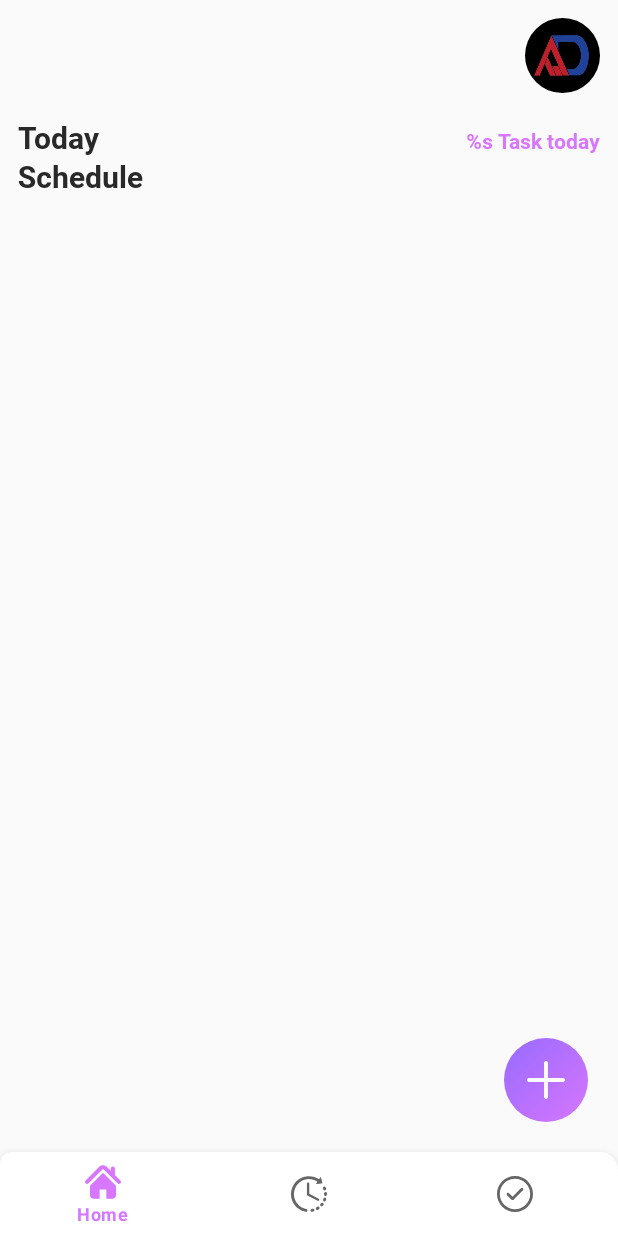
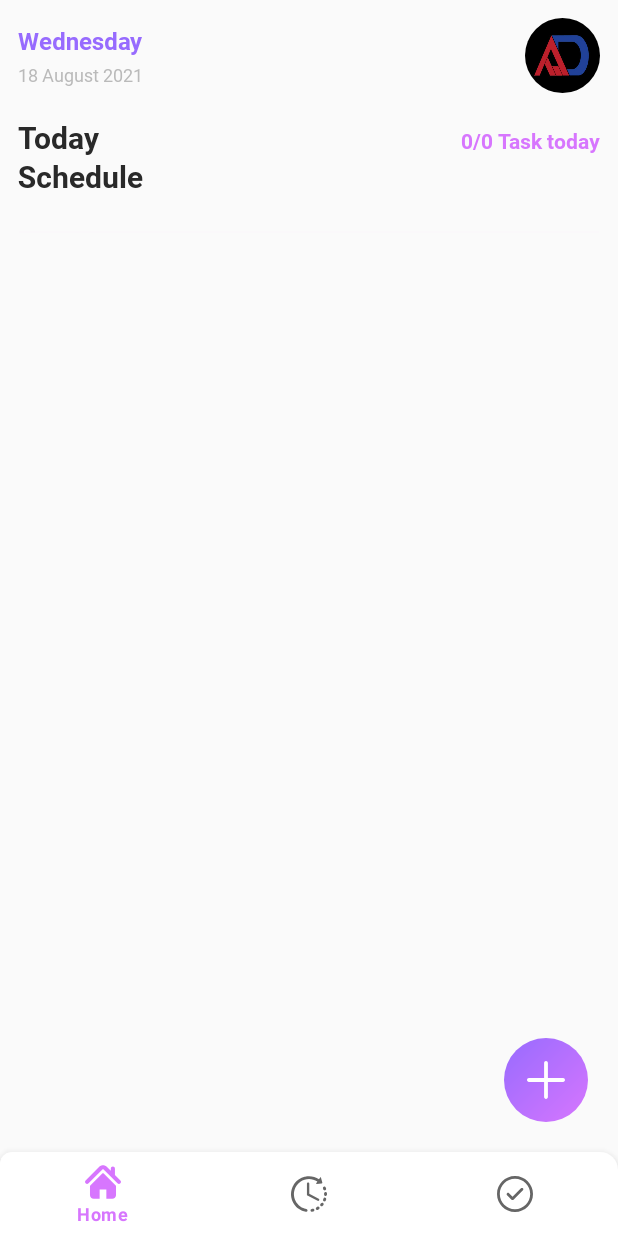
Before and after one commit to abrusdev/todo-android, an Android app: the screen it shows after launch (MainActivity), on a phone screen of 412 x 824 dp. Run offline under Robolectric (Android 15) with nearby library versions, the phone set to English and light mode, and no system bars; our stand-ins replace CircleImageView, Dagger/Hilt's generated code, Room's generated code.

Commit message:
update: main screen logic

```diff
--- a/app/src/main/java/ru/abrus/task/todo/storage/AppDatabase.kt
+++ b/app/src/main/java/ru/abrus/task/todo/storage/AppDatabase.kt
@@ -5,7 +5,7 @@ import androidx.room.Database
 import androidx.room.Room
 import androidx.room.RoomDatabase
 
-@Database(entities = arrayOf(TaskEntity::class), version = 1)
+@Database(entities = arrayOf(TaskEntity::class), version = 2)
 abstract class AppDatabase : RoomDatabase() {
     abstract fun taskDao(): TaskDao
 
@@ -17,7 +17,7 @@ abstract class AppDatabase : RoomDatabase() {
                 INSTANCE = Room.databaseBuilder(
                     applicationContext,
                     AppDatabase::class.java, "abrus-task"
-                ).build()
+                ).fallbackToDestructiveMigration().build()
             return INSTANCE!!
         }
 
--- a/app/src/main/java/ru/abrus/task/todo/storage/TaskDao.kt
+++ b/app/src/main/java/ru/abrus/task/todo/storage/TaskDao.kt
@@ -24,6 +24,9 @@ interface TaskDao {
     @Query("UPDATE task SET name = :name, date = :date, time = :time, alarm = :alarm WHERE uid = :uid")
     fun updateTask(uid: Int, name: String, date: String, time: String, alarm: Int)
 
+    @Query("UPDATE task SET is_active = :isActive WHERE uid = :uid")
+    fun updateTask(uid: Int, isActive: Boolean)
+
     @Delete
     fun delete(user: TaskEntity)
 }
--- a/app/src/main/java/ru/abrus/task/todo/storage/data.kt
+++ b/app/src/main/java/ru/abrus/task/todo/storage/data.kt
@@ -11,4 +11,5 @@ data class TaskEntity(
     @ColumnInfo(name = "date") var date: String,
     @ColumnInfo(name = "time") var time: String,
     @ColumnInfo(name = "alarm") val alarmType: Int,
+    @ColumnInfo(name = "is_active") var isActive: Boolean = false
 )
--- a/app/src/main/java/ru/abrus/task/todo/ui/AddTaskActivity.kt
+++ b/app/src/main/java/ru/abrus/task/todo/ui/AddTaskActivity.kt
@@ -34,7 +34,7 @@ class AddTaskActivity() : AppCompatActivity() {
 
     private val timeWatcher by lazy {
         TimePickerDialog.OnTimeSetListener { view, hourOfDay, minute ->
-            val result = "$hourOfDay:$minute"
+            val result = "$hourOfDay:${with(minute) { if (this < 10) "0$this" else this }}"
             task.time = result
             timeEdt.text = result
         }
--- a/app/src/main/java/ru/abrus/task/todo/ui/BaseViewModel.kt
+++ b/app/src/main/java/ru/abrus/task/todo/ui/BaseViewModel.kt
@@ -26,4 +26,10 @@ class BaseViewModel @Inject constructor(
         }
     }
 
+    fun updateTask(id: Int, isChecked: Boolean) {
+        AsyncTask.execute {
+            dao.updateTask(id,isChecked)
+        }
+    }
+
 }
--- a/app/src/main/java/ru/abrus/task/todo/ui/MainActivity.kt
+++ b/app/src/main/java/ru/abrus/task/todo/ui/MainActivity.kt
@@ -10,7 +10,7 @@ import ru.abrus.task.todo.R
 @AndroidEntryPoint
 class MainActivity : AppCompatActivity() {
 
-    val viewModel: BaseViewModel by viewModels()
+    private val viewModel: BaseViewModel by viewModels()
 
     override fun onCreate(savedInstanceState: Bundle?) {
         super.onCreate(savedInstanceState)
--- /dev/null
+++ b/app/src/main/java/ru/abrus/task/todo/ui/adapters/TaskAdapter.kt
@@ -0,0 +1,58 @@
+package ru.abrus.task.todo.ui.adapters
+
+import android.content.res.ColorStateList
+import android.view.LayoutInflater
+import android.view.ViewGroup
+import androidx.core.content.ContextCompat
+import androidx.core.content.ContextCompat.getColor
+import androidx.recyclerview.widget.RecyclerView
+import kotlinx.android.synthetic.main.item_task.view.*
+import ru.abrus.task.todo.R
+import ru.abrus.task.todo.storage.TaskEntity
+
+class TaskAdapter(
+    private val onActiveChanged: (Int, Boolean) -> Unit,
+) : RecyclerView.Adapter<ViewHolder>() {
+
+    private var tasks = arrayListOf<TaskEntity>()
+
+    public fun setData(tasks: ArrayList<TaskEntity>) {
+        this.tasks = tasks
+        notifyDataSetChanged()
+    }
+
+    override fun onCreateViewHolder(parent: ViewGroup, viewType: Int) =
+        ViewHolder(LayoutInflater.from(parent.context).inflate(R.layout.item_task, parent, false))
+
+    override fun onBindViewHolder(holder: ViewHolder, position: Int) {
+        val task = tasks[position]
+
+        with(holder.itemView) {
+
+            taskName.text = task.name
+            taskDate.text = String.format("%s %s", task.date, task.time)
+            taskActive.isChecked = task.isActive
+
+            if (task.isActive) {
+                taskName.setTextColor(getColor(context, R.color.color_white))
+                taskDate.setTextColor(getColor(context, R.color.color_white))
+
+                next.setColorFilter(ContextCompat.getColor(context, R.color.color_white), android.graphics.PorterDuff.Mode.SRC_IN)
+                taskActive.buttonTintList = ColorStateList.valueOf(getColor(context, R.color.color_white))
+            } else {
+                taskName.setTextColor(getColor(context, R.color.color_black))
+                taskDate.setTextColor(getColor(context, R.color.color_black))
+
+                next.setColorFilter(ContextCompat.getColor(context, R.color.color_black), android.graphics.PorterDuff.Mode.SRC_IN)
+                taskActive.buttonTintList = ColorStateList.valueOf(getColor(context, R.color.color_primary))
+            }
+
+            taskActive.setOnCheckedChangeListener { _, isChecked ->
+                onActiveChanged.invoke(task.uid, isChecked)
+            }
+        }
+    }
+
+    override fun getItemCount() = tasks.size
+
+}
--- /dev/null
+++ b/app/src/main/java/ru/abrus/task/todo/ui/adapters/ViewHolder.kt
@@ -0,0 +1,6 @@
+package ru.abrus.task.todo.ui.adapters
+
+import android.view.View
+import androidx.recyclerview.widget.RecyclerView
+
+class ViewHolder(itemView: View): RecyclerView.ViewHolder(itemView)
--- a/app/src/main/java/ru/abrus/task/todo/ui/screens/HomeScreen.kt
+++ b/app/src/main/java/ru/abrus/task/todo/ui/screens/HomeScreen.kt
@@ -1,22 +1,47 @@
 package ru.abrus.task.todo.ui.screens
 
+import android.annotation.SuppressLint
 import android.content.Intent
 import android.os.Bundle
 import android.view.View
 import androidx.fragment.app.Fragment
+import androidx.fragment.app.viewModels
 import dagger.hilt.android.AndroidEntryPoint
 import kotlinx.android.synthetic.main.screen_home.*
+import ru.abrus.task.todo.R
+import ru.abrus.task.todo.storage.TaskEntity
 import ru.abrus.task.todo.ui.AddTaskActivity
-import ru.abrus.task.todo.R
+import ru.abrus.task.todo.ui.BaseViewModel
+import ru.abrus.task.todo.ui.adapters.TaskAdapter
+import ru.abrus.task.todo.utils.getWeekName
+import java.text.SimpleDateFormat
+import java.util.*
+import javax.inject.Inject
 
 @AndroidEntryPoint
 class HomeScreen : Fragment(R.layout.screen_home) {
 
+    val viewModel: BaseViewModel by viewModels()
+
+    @Inject
+    lateinit var calendar: Calendar
+
     override fun onViewCreated(view: View, savedInstanceState: Bundle?) {
         super.onViewCreated(view, savedInstanceState)
 
+        initViews()
+
         initClicks()
 
+        observe()
+    }
+
+    @SuppressLint("SimpleDateFormat")
+    private fun initViews() {
+        dateWeek.text = getWeekName(calendar.get(Calendar.DAY_OF_WEEK))
+
+        val date = SimpleDateFormat("dd MMMM yyyy")
+        todayFullDate.text = date.format(calendar.time)
     }
 
     private fun initClicks() {
@@ -24,4 +49,31 @@ class HomeScreen : Fragment(R.layout.screen_home) {
             startActivity(Intent(requireActivity(), AddTaskActivity::class.java))
         }
     }
+
+    private fun observe() {
+        viewModel.tasks.observe(viewLifecycleOwner) {
+
+            val activeTasks = arrayListOf<TaskEntity>()
+            val tasks = arrayListOf<TaskEntity>()
+            it.forEach { task ->
+                if (task.isActive) activeTasks.add(task)
+                else tasks.add(task)
+            }
+
+            taskMonitor.text =
+                String.format(getString(R.string.s_task_today), "${activeTasks.size}/${it.size}")
+
+            recyclerActiveTasks.adapter = TaskAdapter { id, isChecked ->
+                viewModel.updateTask(id, isChecked)
+            }.apply {
+                setData(activeTasks)
+            }
+
+            recyclerTasks.adapter = TaskAdapter { id, isChecked ->
+                viewModel.updateTask(id, isChecked)
+            }.apply {
+                setData(tasks)
+            }
+        }
+    }
 }
--- /dev/null
+++ b/app/src/main/java/ru/abrus/task/todo/utils/DateExtensions.kt
@@ -0,0 +1,14 @@
+package ru.abrus.task.todo.utils
+
+fun getWeekName(weekOfDay: Int): String{
+    return when (weekOfDay){
+        1 -> "Sunday"
+        2 -> "Monday"
+        3 -> "Tuesday"
+        4 -> "Wednesday"
+        5 -> "Thursday"
+        6 -> "Friday"
+        7 -> "Saturday"
+        else -> "Sunday"
+    }
+}
--- a/app/src/main/res/layout/screen_home.xml
+++ b/app/src/main/res/layout/screen_home.xml
@@ -62,14 +62,15 @@
                     tools:ignore="UnusedAttribute" />
 
                 <TextView
+                    android:id="@+id/taskMonitor"
                     style="@style/boldTextStyle"
                     android:text="@string/s_task_today"
                     android:textColor="@color/color_primary"
                     android:textSize="14sp" />
             </LinearLayout>
 
-
             <androidx.recyclerview.widget.RecyclerView
+                android:id="@+id/recyclerActiveTasks"
                 android:layout_width="match_parent"
                 android:layout_height="wrap_content"
                 android:layout_marginTop="20dp"
@@ -81,8 +82,8 @@
                 tools:itemCount="2"
                 tools:listitem="@layout/item_task" />
 
-
             <androidx.recyclerview.widget.RecyclerView
+                android:id="@+id/recyclerTasks"
                 android:layout_width="match_parent"
                 android:layout_height="wrap_content"
                 android:clipToPadding="false"
```
Also changed, not shown: app/src/main/res/layout/item_task.xml (+6 -1 lines).
